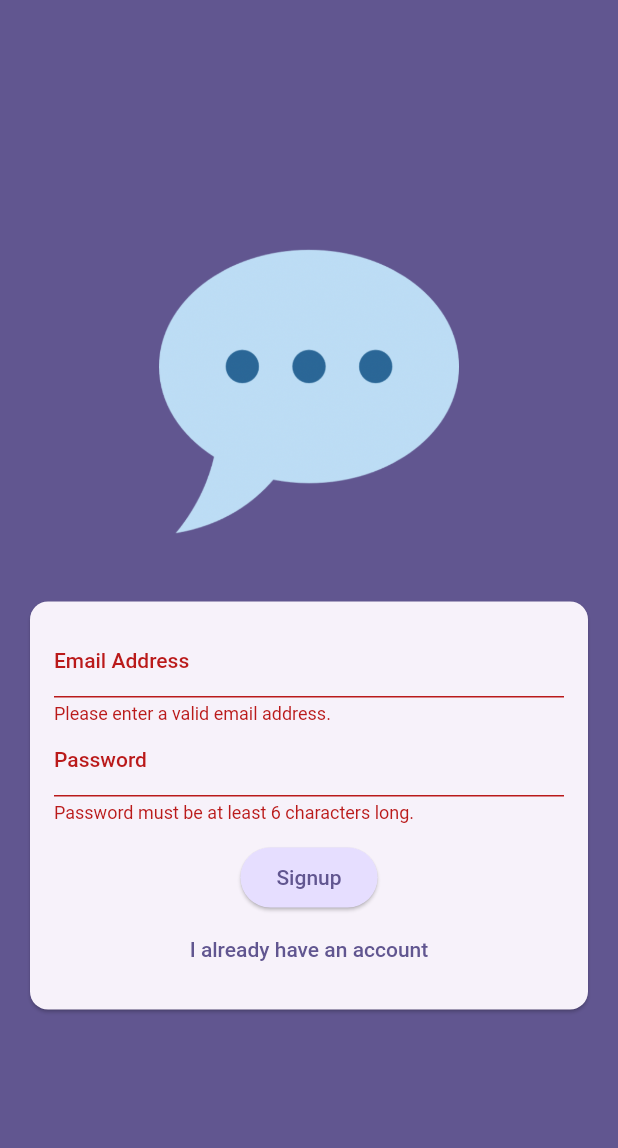
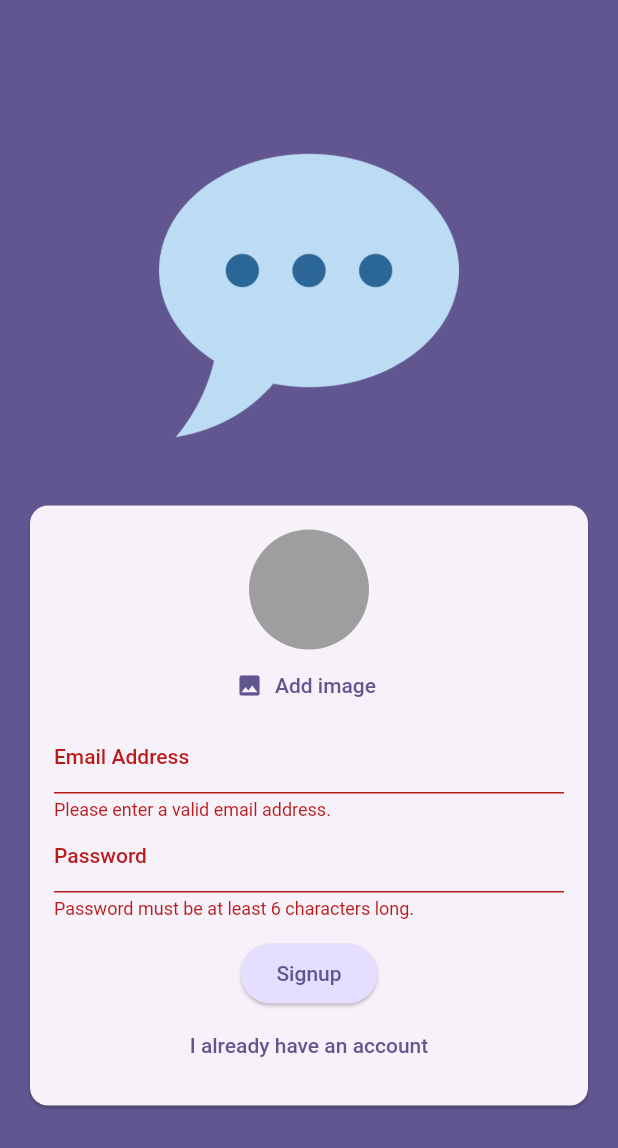
Before and after one commit to Mariovc/chat_app, a Flutter app: the screen it shows after launch, after a tap on "Login", after a tap on "Create an account", on a phone screen of 412 x 824 dp. Shown: the top 1148 px of the screen. Run offline on Flutter 3.47's test engine with Material 2 defaults, Android fonts, the phone set to English and light mode, and no system bars; our stand-ins replace firebase_auth, firebase_core, firebase_storage, image_picker; accounts and stored records are empty.

Commit message:
Store user image with camera image picker

```diff
--- a/lib/screens/auth.dart
+++ b/lib/screens/auth.dart
@@ -1,4 +1,8 @@
+import 'dart:io';
+
+import 'package:chat_app/widgets/user_image_picker.dart';
 import 'package:firebase_auth/firebase_auth.dart';
+import 'package:firebase_storage/firebase_storage.dart';
 import 'package:flutter/material.dart';
 
 final _firebase = FirebaseAuth.instance;
@@ -15,28 +19,39 @@ class _AuthScreenState extends State<AuthScreen> {
   bool _isLogin = true;
   var _enteredEmail = '';
   var _enteredPassword = '';
+  File? _selectedImage;
+  var _isAuthenticating = false;
 
   void _submit() async {
     final isValid = _formKey.currentState!.validate();
 
-    if (!isValid) {
+    if (!isValid || !_isLogin && _selectedImage == null) {
       return;
     }
 
     _formKey.currentState!.save();
 
     try {
+      setState(() {
+        _isAuthenticating = true;
+      });
       if (_isLogin) {
-        final userCredentials = await _firebase.signInWithEmailAndPassword(
+        await _firebase.signInWithEmailAndPassword(
           email: _enteredEmail,
           password: _enteredPassword,
         );
-        print(userCredentials);
       } else {
         final userCredentials = await _firebase.createUserWithEmailAndPassword(
           email: _enteredEmail,
           password: _enteredPassword,
         );
+        final storageRef = FirebaseStorage.instance
+            .ref()
+            .child('user_images')
+            .child('${userCredentials.user!.uid}.jpg');
+        await storageRef.putFile(_selectedImage!);
+        final imageUrl = await storageRef.getDownloadURL();
+        print(imageUrl);
       }
     } on FirebaseAuthException catch (error) {
       ScaffoldMessenger.of(context).clearSnackBars();
@@ -45,6 +60,9 @@ class _AuthScreenState extends State<AuthScreen> {
           content: Text(error.message ?? 'Authentication failed.'),
         ),
       );
+      setState(() {
+        _isAuthenticating = false;
+      });
     }
   }
 
@@ -77,6 +95,12 @@ class _AuthScreenState extends State<AuthScreen> {
                       child: Column(
                         mainAxisSize: MainAxisSize.min,
                         children: [
+                          if (!_isLogin)
+                            UserImagePicker(
+                              onPickImage: (pickedImage) {
+                                _selectedImage = pickedImage;
+                              },
+                            ),
                           TextFormField(
                             decoration: const InputDecoration(
                                 labelText: 'Email Address'),
@@ -108,6 +132,9 @@ class _AuthScreenState extends State<AuthScreen> {
                           const SizedBox(
                             height: 12,
                           ),
+                          if (_isAuthenticating)
+                            const CircularProgressIndicator()
+                          else
                             ElevatedButton(
                               onPressed: _submit,
                               style: ElevatedButton.styleFrom(
@@ -117,6 +144,7 @@ class _AuthScreenState extends State<AuthScreen> {
                               ),
                               child: Text(_isLogin ? 'Login' : 'Signup'),
                             ),
+                          if (!_isAuthenticating)
                             TextButton(
                               onPressed: () {
                                 setState(() {
--- /dev/null
+++ b/lib/widgets/user_image_picker.dart
@@ -0,0 +1,57 @@
+import 'dart:io';
+
+import 'package:flutter/material.dart';
+import 'package:image_picker/image_picker.dart';
+
+class UserImagePicker extends StatefulWidget {
+  const UserImagePicker({super.key, required this.onPickImage});
+
+  final void Function(File pickedImage) onPickImage;
+
+  @override
+  State<UserImagePicker> createState() => _UserImagePickerState();
+}
+
+class _UserImagePickerState extends State<UserImagePicker> {
+  File? _pickedImageFile;
+
+  void _pickImage() async {
+    final pickedImage = await ImagePicker().pickImage(
+      source: ImageSource.camera,
+      imageQuality: 50,
+      maxWidth: 150,
+    );
+
+    if (pickedImage == null) return;
+
+    setState(() {
+      _pickedImageFile = File(pickedImage.path);
+    });
+
+    widget.onPickImage(_pickedImageFile!);
+  }
+
+  @override
+  Widget build(BuildContext context) {
+    return Column(
+      children: [
+        CircleAvatar(
+          radius: 40,
+          backgroundColor: Colors.grey,
+          foregroundImage:
+              _pickedImageFile != null ? FileImage(_pickedImageFile!) : null,
+        ),
+        TextButton.icon(
+          onPressed: _pickImage,
+          icon: const Icon(Icons.image),
+          label: Text(
+            'Add image',
+            style: TextStyle(
+              color: Theme.of(context).colorScheme.primary,
+            ),
+          ),
+        ),
+      ],
+    );
+  }
+}
--- a/pubspec.yaml
+++ b/pubspec.yaml
@@ -37,6 +37,8 @@ dependencies:
   cupertino_icons: ^1.0.2
   firebase_core: ^2.15.1
   firebase_auth: ^4.9.0
+  firebase_storage: ^11.2.6
+  image_picker: ^1.0.4
 
 dev_dependencies:
   flutter_test:
```
Also changed, not shown: pubspec.lock, 5 other files. Lines whose indentation alone changed are shown as unchanged.
